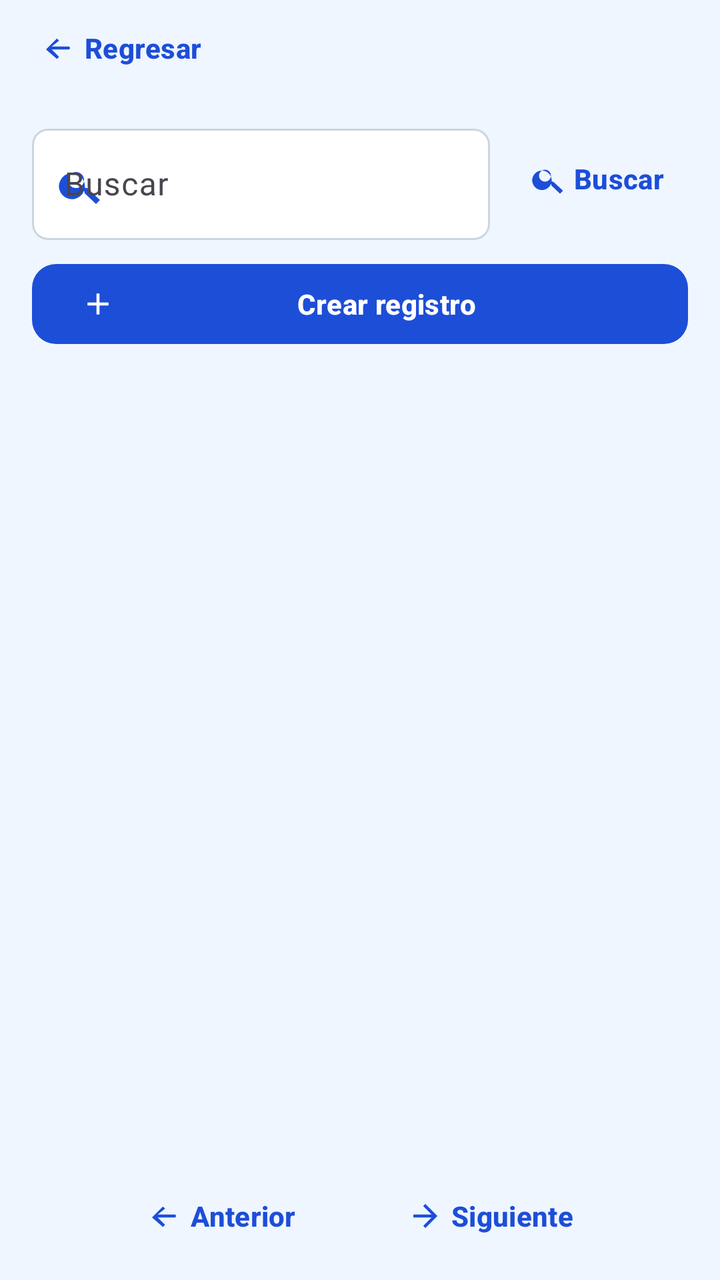
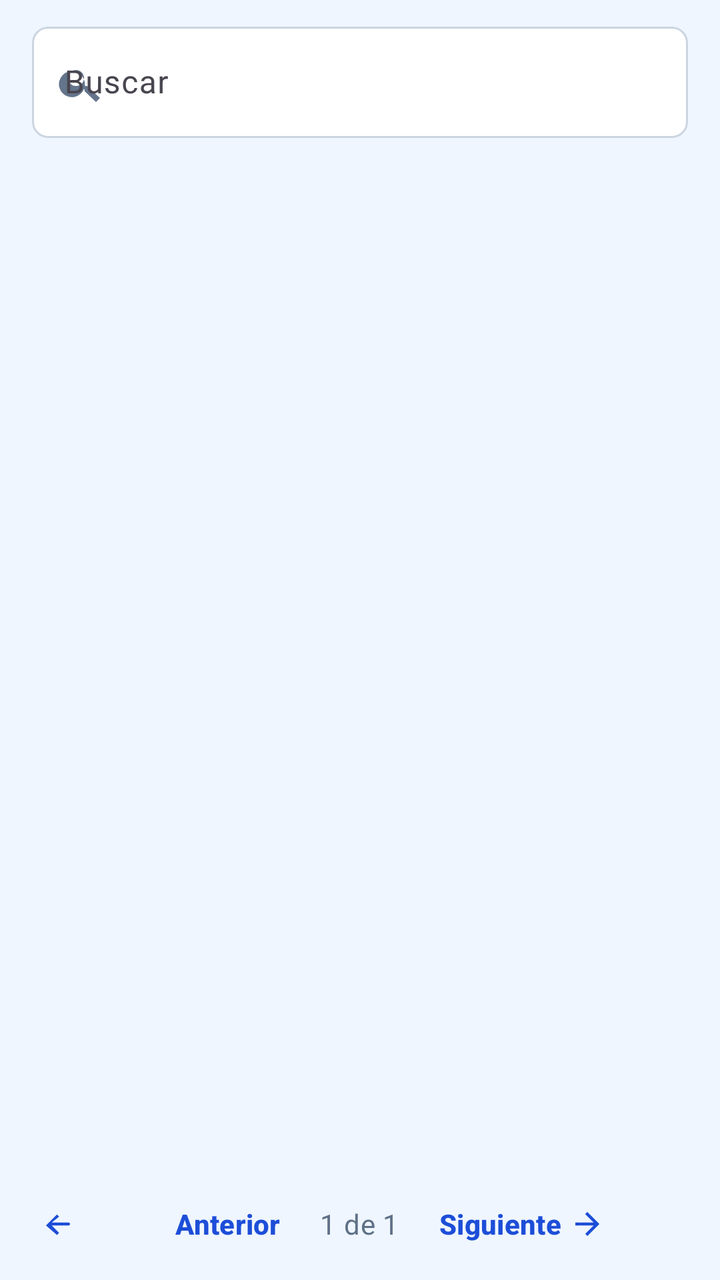

The first picture is an Android layout as it rendered before a commit; the second is the same layout after the commit. The layout source and the unified diff follow.
<!-- AndroidManifest.xml: application theme Theme.InchekyAndroid -->
<!-- res/layout/activity_resource.xml -->
<?xml version="1.0" encoding="utf-8"?>
<androidx.constraintlayout.widget.ConstraintLayout xmlns:android="http://schemas.android.com/apk/res/android"
    xmlns:app="http://schemas.android.com/apk/res-auto"
    android:id="@+id/resourceRoot"
    android:layout_width="match_parent"
    android:layout_height="match_parent"
    android:background="@color/auth_background">

    <com.google.android.material.button.MaterialButton
        android:id="@+id/btnResourceBack"
        style="@style/Widget.Material3.Button.TextButton"
        android:layout_width="wrap_content"
        android:layout_height="wrap_content"
        android:layout_marginStart="8dp"
        android:contentDescription="@string/navigation_back"
        android:text="@string/navigation_back"
        android:textAllCaps="false"
        android:textColor="@color/auth_primary"
        app:icon="@drawable/ic_arrow_back"
        app:iconTint="@color/auth_primary"
        app:layout_constraintStart_toStartOf="parent"
        app:layout_constraintTop_toTopOf="parent" />

    <TextView
        android:id="@+id/tvResourceTitle"
        android:layout_width="0dp"
        android:layout_height="wrap_content"
        android:paddingStart="8dp"
        android:paddingTop="16dp"
        android:paddingEnd="16dp"
        android:paddingBottom="16dp"
        android:textColor="@color/auth_ink"
        android:textSize="20sp"
        android:textStyle="bold"
        app:layout_constraintEnd_toEndOf="parent"
        app:layout_constraintStart_toEndOf="@id/btnResourceBack"
        app:layout_constraintTop_toTopOf="parent" />

    <LinearLayout
        android:id="@+id/searchControls"
        android:layout_width="0dp"
        android:layout_height="wrap_content"
        android:gravity="center_vertical"
        android:orientation="horizontal"
        android:paddingStart="16dp"
        android:paddingEnd="16dp"
        app:layout_constraintEnd_toEndOf="parent"
        app:layout_constraintStart_toStartOf="parent"
        app:layout_constraintTop_toBottomOf="@id/tvResourceTitle">

        <com.google.android.material.textfield.TextInputLayout
            android:id="@+id/tilResourceQuery"
            android:layout_width="0dp"
            android:layout_height="wrap_content"
            android:layout_weight="1"
            android:hint="@string/resource_search"
            android:layout_marginEnd="8dp"
            app:boxBackgroundMode="outline"
            app:boxStrokeColor="@color/input_stroke"
            app:startIconDrawable="@drawable/ic_search"
            app:startIconTint="@color/auth_primary">

            <com.google.android.material.textfield.TextInputEditText
                android:id="@+id/etResourceQuery"
                android:layout_width="match_parent"
                android:layout_height="wrap_content"
                android:inputType="text"
                android:maxLines="1" />
        </com.google.android.material.textfield.TextInputLayout>

        <com.google.android.material.button.MaterialButton
            android:id="@+id/btnResourceSearch"
            style="@style/Widget.Material3.Button.TextButton"
            android:layout_width="wrap_content"
            android:layout_height="wrap_content"
            android:contentDescription="@string/resource_search_action"
            android:text="@string/resource_search_action"
            android:textAllCaps="false"
            app:icon="@drawable/ic_search"
            app:iconTint="@color/auth_primary" />
    </LinearLayout>

    <com.google.android.material.button.MaterialButton
        android:id="@+id/btnResourceCreate"
        android:layout_width="0dp"
        android:layout_height="wrap_content"
        android:layout_marginStart="16dp"
        android:layout_marginTop="8dp"
        android:layout_marginEnd="16dp"
        android:text="@string/resource_create"
        android:textAllCaps="false"
        app:backgroundTint="@color/auth_primary"
        app:cornerRadius="12dp"
        app:icon="@drawable/ic_add"
        app:iconTint="@color/white"
        app:layout_constraintEnd_toEndOf="parent"
        app:layout_constraintStart_toStartOf="parent"
        app:layout_constraintTop_toBottomOf="@id/searchControls" />

    <com.google.android.material.button.MaterialButton
        android:id="@+id/btnResourceImage"
        style="@style/Widget.Material3.Button.TextButton"
        android:layout_width="0dp"
        android:layout_height="wrap_content"
        android:layout_marginStart="16dp"
        android:layout_marginEnd="16dp"
        android:text="@string/resource_choose_image"
        android:textAllCaps="false"
        android:visibility="gone"
        app:icon="@drawable/ic_image"
        app:iconTint="@color/auth_primary"
        app:layout_constraintEnd_toEndOf="parent"
        app:layout_constraintStart_toStartOf="parent"
        app:layout_constraintTop_toBottomOf="@id/btnResourceCreate" />

    <ScrollView
        android:id="@+id/resourceScroll"
        android:layout_width="0dp"
        android:layout_height="0dp"
        android:fillViewport="true"
        android:padding="16dp"
        app:layout_constraintBottom_toTopOf="@id/resourcePager"
        app:layout_constraintEnd_toEndOf="parent"
        app:layout_constraintStart_toStartOf="parent"
        app:layout_constraintTop_toBottomOf="@id/btnResourceImage">

        <LinearLayout
            android:id="@+id/resourceRecords"
            android:layout_width="match_parent"
            android:layout_height="wrap_content"
            android:orientation="vertical" />
    </ScrollView>

    <LinearLayout
        android:id="@+id/resourcePager"
        android:layout_width="0dp"
        android:layout_height="wrap_content"
        android:gravity="center"
        android:orientation="horizontal"
        android:padding="8dp"
        app:layout_constraintBottom_toBottomOf="parent"
        app:layout_constraintEnd_toEndOf="parent"
        app:layout_constraintStart_toStartOf="parent">

        <com.google.android.material.button.MaterialButton
            android:id="@+id/btnPreviousPage"
            style="@style/Widget.Material3.Button.TextButton"
            android:layout_width="wrap_content"
            android:layout_height="wrap_content"
            android:text="@string/resource_previous"
            android:textAllCaps="false"
            app:icon="@drawable/ic_arrow_back"
            app:iconTint="@color/auth_primary" />

        <TextView
            android:id="@+id/tvPageNumber"
            android:layout_width="wrap_content"
            android:layout_height="wrap_content"
            android:paddingStart="16dp"
            android:paddingEnd="16dp"
            android:textColor="@color/auth_ink" />

        <com.google.android.material.button.MaterialButton
            android:id="@+id/btnNextPage"
            style="@style/Widget.Material3.Button.TextButton"
            android:layout_width="wrap_content"
            android:layout_height="wrap_content"
            android:text="@string/resource_next"
            android:textAllCaps="false"
            app:icon="@drawable/ic_arrow_forward"
            app:iconTint="@color/auth_primary" />
    </LinearLayout>
</androidx.constraintlayout.widget.ConstraintLayout>
<!-- resources referenced by this layout -->
<resources>
  <color name="auth_background">@color/soft</color>
  <color name="auth_ink">@color/ink</color>
  <color name="auth_primary">@color/accent</color>
  <color name="white">#FFFFFFFF</color>
  <!-- drawable ic_add (drawable) -->
  <vector xmlns:android="http://schemas.android.com/apk/res/android"
      android:width="24dp"
      android:height="24dp"
      android:viewportWidth="24"
      android:viewportHeight="24">
      <path
          android:fillColor="#000000"
          android:pathData="M19,13h-6v6h-2v-6H5v-2h6V5h2v6h6z" />
  </vector>
  <!-- drawable ic_arrow_back (drawable) -->
  <vector xmlns:android="http://schemas.android.com/apk/res/android"
      android:width="24dp"
      android:height="24dp"
      android:viewportWidth="24"
      android:viewportHeight="24">
      <path
          android:fillColor="#000000"
          android:pathData="M20,12c0,0.55 -0.45,1 -1,1L7.83,13l4.88,4.88 -1.42,1.42L4,13l7.29,-7.29 1.42,1.42L7.83,11H19c0.55,0 1,0.45 1,1z" />
  </vector>
  <!-- drawable ic_arrow_forward (drawable) -->
  <vector xmlns:android="http://schemas.android.com/apk/res/android"
      android:width="24dp"
      android:height="24dp"
      android:viewportWidth="24"
      android:viewportHeight="24">
      <path
          android:fillColor="#000000"
          android:pathData="M12,4l-1.41,1.41L16.17,11H4v2h12.17l-5.58,5.59L12,20l8,-8z" />
  </vector>
  <!-- drawable ic_search (drawable) -->
  <vector xmlns:android="http://schemas.android.com/apk/res/android"
      android:width="24dp"
      android:height="24dp"
      android:viewportWidth="24"
      android:viewportHeight="24">
      <path
          android:fillColor="#000000"
          android:pathData="M15.5,14h-0.79l-0.28,-0.27A6.5,6.5 0,1 0,14 15.5l0.27,0.28v0.79L20,22l2,-2zM10,14a4,4 0,1 1,0 -8a4,4 0,0 1,0 8" />
  </vector>
  <string name="navigation_back">Regresar</string>
  <string name="resource_choose_image">Seleccionar imagen para el producto</string>
  <string name="resource_create">Crear registro</string>
  <string name="resource_next">Siguiente</string>
  <string name="resource_previous">Anterior</string>
  <string name="resource_search">Buscar</string>
  <string name="resource_search_action">Buscar</string>
  <style name="Theme.InchekyAndroid" parent="Base.Theme.InchekyAndroid" />
  <color name="soft">#EFF6FF</color>
  <color name="ink">#172554</color>
  <color name="accent">#1D4ED8</color>
  <color name="surface">#FFFFFF</color>
  <color name="line">#DBEAFE</color>
  <color name="danger">#B91C1C</color>
  <style name="Widget.Incheky.Button.Primary" parent="Widget.Material3.Button">
          <item name="android:minHeight">@dimen/touch_target_min</item>
          <item name="android:textColor">@color/white</item>
          <item name="android:textStyle">bold</item>
          <item name="android:textAllCaps">false</item>
          <item name="backgroundTint">@color/accent</item>
          <item name="cornerRadius">@dimen/button_corner_radius</item>
      </style>
  <dimen name="button_corner_radius">8dp</dimen>
  <color name="muted">#64748B</color>
  <dimen name="touch_target_min">48dp</dimen>
  <!-- unchanged entries left out for length: 3 -->
</resources>

<!-- the commit's change to res/layout/activity_resource.xml (unified diff, before → after) -->
@@ -4,121 +4,68 @@
     android:id="@+id/resourceRoot"
     android:layout_width="match_parent"
     android:layout_height="match_parent"
-    android:background="@color/auth_background">
-
-    <com.google.android.material.button.MaterialButton
-        android:id="@+id/btnResourceBack"
-        style="@style/Widget.Material3.Button.TextButton"
-        android:layout_width="wrap_content"
-        android:layout_height="wrap_content"
-        android:layout_marginStart="8dp"
-        android:contentDescription="@string/navigation_back"
-        android:text="@string/navigation_back"
-        android:textAllCaps="false"
-        android:textColor="@color/auth_primary"
-        app:icon="@drawable/ic_arrow_back"
-        app:iconTint="@color/auth_primary"
-        app:layout_constraintStart_toStartOf="parent"
-        app:layout_constraintTop_toTopOf="parent" />
-
-    <TextView
-        android:id="@+id/tvResourceTitle"
-        android:layout_width="0dp"
-        android:layout_height="wrap_content"
-        android:paddingStart="8dp"
-        android:paddingTop="16dp"
-        android:paddingEnd="16dp"
-        android:paddingBottom="16dp"
-        android:textColor="@color/auth_ink"
-        android:textSize="20sp"
-        android:textStyle="bold"
-        app:layout_constraintEnd_toEndOf="parent"
-        app:layout_constraintStart_toEndOf="@id/btnResourceBack"
-        app:layout_constraintTop_toTopOf="parent" />
+    android:background="@color/soft">
 
     <LinearLayout
         android:id="@+id/searchControls"
         android:layout_width="0dp"
         android:layout_height="wrap_content"
-        android:gravity="center_vertical"
-        android:orientation="horizontal"
-        android:paddingStart="16dp"
-        android:paddingEnd="16dp"
+        android:layout_marginStart="@dimen/screen_margin"
+        android:layout_marginTop="@dimen/space_2"
+        android:layout_marginEnd="@dimen/screen_margin"
+        android:orientation="vertical"
         app:layout_constraintEnd_toEndOf="parent"
         app:layout_constraintStart_toStartOf="parent"
-        app:layout_constraintTop_toBottomOf="@id/tvResourceTitle">
+        app:layout_constraintTop_toTopOf="parent">
 
         <com.google.android.material.textfield.TextInputLayout
             android:id="@+id/tilResourceQuery"
-            android:layout_width="0dp"
+            style="@style/Widget.Incheky.TextInputLayout"
+            android:layout_width="match_parent"
             android:layout_height="wrap_content"
-            android:layout_weight="1"
             android:hint="@string/resource_search"
-            android:layout_marginEnd="8dp"
             app:boxBackgroundMode="outline"
-            app:boxStrokeColor="@color/input_stroke"
+            app:endIconMode="clear_text"
+            app:endIconTint="@color/muted"
             app:startIconDrawable="@drawable/ic_search"
-            app:startIconTint="@color/auth_primary">
+            app:startIconTint="@color/muted">
 
             <com.google.android.material.textfield.TextInputEditText
                 android:id="@+id/etResourceQuery"
                 android:layout_width="match_parent"
                 android:layout_height="wrap_content"
+                android:imeOptions="actionSearch"
                 android:inputType="text"
                 android:maxLines="1" />
         </com.google.android.material.textfield.TextInputLayout>
-
-        <com.google.android.material.button.MaterialButton
-            android:id="@+id/btnResourceSearch"
-            style="@style/Widget.Material3.Button.TextButton"
-            android:layout_width="wrap_content"
-            android:layout_height="wrap_content"
-            android:contentDescription="@string/resource_search_action"
-            android:text="@string/resource_search_action"
-            android:textAllCaps="false"
-            app:icon="@drawable/ic_search"
-            app:iconTint="@color/auth_primary" />
     </LinearLayout>
 
     <com.google.android.material.button.MaterialButton
-        android:id="@+id/btnResourceCreate"
+        android:id="@+id/btnResourceImage"
+        style="@style/Widget.Incheky.Button.Secondary"
         android:layout_width="0dp"
         android:layout_height="wrap_content"
-        android:layout_marginStart="16dp"
-        android:layout_marginTop="8dp"
-        android:layout_marginEnd="16dp"
-        android:text="@string/resource_create"
-        android:textAllCaps="false"
-        app:backgroundTint="@color/auth_primary"
-        app:cornerRadius="12dp"
-        app:icon="@drawable/ic_add"
-        app:iconTint="@color/white"
+        android:layout_marginStart="@dimen/screen_margin"
+        android:layout_marginTop="@dimen/space_2"
+        android:layout_marginEnd="@dimen/screen_margin"
+        android:text="@string/resource_choose_image"
+        android:visibility="gone"
+        app:icon="@drawable/ic_image"
+        app:iconTint="@color/accent"
         app:layout_constraintEnd_toEndOf="parent"
         app:layout_constraintStart_toStartOf="parent"
         app:layout_constraintTop_toBottomOf="@id/searchControls" />
-
-    <com.google.android.material.button.MaterialButton
-        android:id="@+id/btnResourceImage"
-        style="@style/Widget.Material3.Button.TextButton"
-        android:layout_width="0dp"
-        android:layout_height="wrap_content"
-        android:layout_marginStart="16dp"
-        android:layout_marginEnd="16dp"
-        android:text="@string/resource_choose_image"
-        android:textAllCaps="false"
-        android:visibility="gone"
-        app:icon="@drawable/ic_image"
-        app:iconTint="@color/auth_primary"
-        app:layout_constraintEnd_toEndOf="parent"
-        app:layout_constraintStart_toStartOf="parent"
-        app:layout_constraintTop_toBottomOf="@id/btnResourceCreate" />
 
     <ScrollView
         android:id="@+id/resourceScroll"
         android:layout_width="0dp"
         android:layout_height="0dp"
+        android:clipToPadding="false"
         android:fillViewport="true"
-        android:padding="16dp"
+        android:paddingStart="@dimen/screen_margin"
+        android:paddingTop="@dimen/space_3"
+        android:paddingEnd="@dimen/screen_margin"
+        android:paddingBottom="@dimen/list_fab_clearance"
         app:layout_constraintBottom_toTopOf="@id/resourcePager"
         app:layout_constraintEnd_toEndOf="parent"
         app:layout_constraintStart_toStartOf="parent"
@@ -131,13 +78,43 @@
             android:orientation="vertical" />
     </ScrollView>
 
+    <ProgressBar
+        android:id="@+id/resourceLoading"
+        style="?android:attr/progressBarStyle"
+        android:layout_width="@dimen/space_6"
+        android:layout_height="@dimen/space_6"
+        android:indeterminateTint="@color/accent"
+        android:visibility="gone"
+        app:layout_constraintBottom_toBottomOf="@id/resourceScroll"
+        app:layout_constraintEnd_toEndOf="@id/resourceScroll"
+        app:layout_constraintStart_toStartOf="@id/resourceScroll"
+        app:layout_constraintTop_toTopOf="@id/resourceScroll" />
+
+    <com.google.android.material.floatingactionbutton.FloatingActionButton
+        android:id="@+id/btnResourceCreate"
+        android:layout_width="wrap_content"
+        android:layout_height="wrap_content"
+        android:layout_marginEnd="@dimen/screen_margin"
+        android:layout_marginBottom="@dimen/space_2"
+        android:contentDescription="@string/resource_create"
+        android:visibility="gone"
+        app:backgroundTint="@color/accent"
+        app:layout_constraintBottom_toTopOf="@id/resourcePager"
+        app:layout_constraintEnd_toEndOf="parent"
+        app:srcCompat="@drawable/ic_add"
+        app:tint="@color/white" />
+
     <LinearLayout
         android:id="@+id/resourcePager"
         android:layout_width="0dp"
         android:layout_height="wrap_content"
-        android:gravity="center"
+        android:background="@color/soft"
+        android:gravity="center_vertical"
         android:orientation="horizontal"
-        android:padding="8dp"
+        android:paddingStart="@dimen/space_2"
+        android:paddingTop="@dimen/space_1"
+        android:paddingEnd="@dimen/space_2"
+        android:paddingBottom="@dimen/space_1"
         app:layout_constraintBottom_toBottomOf="parent"
         app:layout_constraintEnd_toEndOf="parent"
         app:layout_constraintStart_toStartOf="parent">
@@ -145,29 +122,37 @@
         <com.google.android.material.button.MaterialButton
             android:id="@+id/btnPreviousPage"
             style="@style/Widget.Material3.Button.TextButton"
-            android:layout_width="wrap_content"
-            android:layout_height="wrap_content"
+            android:layout_width="0dp"
+            android:layout_height="@dimen/touch_target_min"
+            android:layout_weight="1"
+            android:gravity="end|center_vertical"
             android:text="@string/resource_previous"
             android:textAllCaps="false"
+            android:textColor="@color/pager_text_tint"
             app:icon="@drawable/ic_arrow_back"
-            app:iconTint="@color/auth_primary" />
+            app:iconTint="@color/pager_text_tint" />
 
         <TextView
             android:id="@+id/tvPageNumber"
+            style="@style/TextAppearance.Incheky.MutedOnSoft"
             android:layout_width="wrap_content"
             android:layout_height="wrap_content"
-            android:paddingStart="16dp"
-            android:paddingEnd="16dp"
-            android:textColor="@color/auth_ink" />
+            android:paddingStart="@dimen/space_2"
+            android:paddingEnd="@dimen/space_2"
+            android:text="@string/resource_page_default" />
 
         <com.google.android.material.button.MaterialButton
             android:id="@+id/btnNextPage"
             style="@style/Widget.Material3.Button.TextButton"
-            android:layout_width="wrap_content"
-            android:layout_height="wrap_content"
+            android:layout_width="0dp"
+            android:layout_height="@dimen/touch_target_min"
+            android:layout_weight="1"
+            android:gravity="start|center_vertical"
             android:text="@string/resource_next"
             android:textAllCaps="false"
+            android:textColor="@color/pager_text_tint"
             app:icon="@drawable/ic_arrow_forward"
-            app:iconTint="@color/auth_primary" />
+            app:iconGravity="textEnd"
+            app:iconTint="@color/pager_text_tint" />
     </LinearLayout>
 </androidx.constraintlayout.widget.ConstraintLayout>
<!-- resource entries referenced after the edit -->
@@ -1,9 +1,12 @@
 <!-- resources referenced by this layout -->
 <resources>
-  <color name="auth_background">@color/soft</color>
-  <color name="auth_ink">@color/ink</color>
-  <color name="auth_primary">@color/accent</color>
   <color name="white">#FFFFFFFF</color>
+  <dimen name="list_fab_clearance">96dp</dimen>
+  <dimen name="screen_margin">16dp</dimen>
+  <dimen name="space_1">4dp</dimen>
+  <dimen name="space_2">8dp</dimen>
+  <dimen name="space_3">12dp</dimen>
+  <dimen name="space_6">32dp</dimen>
   <!-- drawable ic_add (drawable) -->
   <vector xmlns:android="http://schemas.android.com/apk/res/android"
       android:width="24dp"
@@ -44,14 +47,23 @@
           android:fillColor="#000000"
           android:pathData="M15.5,14h-0.79l-0.28,-0.27A6.5,6.5 0,1 0,14 15.5l0.27,0.28v0.79L20,22l2,-2zM10,14a4,4 0,1 1,0 -8a4,4 0,0 1,0 8" />
   </vector>
-  <string name="navigation_back">Regresar</string>
   <string name="resource_choose_image">Seleccionar imagen para el producto</string>
   <string name="resource_create">Crear registro</string>
   <string name="resource_next">Siguiente</string>
+  <string name="resource_page_default">1 de 1</string>
   <string name="resource_previous">Anterior</string>
   <string name="resource_search">Buscar</string>
-  <string name="resource_search_action">Buscar</string>
+  <style name="TextAppearance.Incheky.MutedOnSoft" parent="TextAppearance.Material3.BodyMedium">
+          <item name="android:textColor">@color/muted_on_soft</item>
+      </style>
+  <style name="Widget.Incheky.Button.Secondary" parent="Widget.Material3.Button.OutlinedButton">
+          <item name="android:minHeight">@dimen/touch_target_min</item>
+          <item name="android:textColor">@color/accent</item>
+          <item name="strokeColor">@color/accent</item>
+          <item name="cornerRadius">@dimen/button_corner_radius</item>
+      </style>
   <style name="Theme.InchekyAndroid" parent="Base.Theme.InchekyAndroid" />
+  <color name="muted_on_soft">#5F7187</color>
   <color name="soft">#EFF6FF</color>
   <color name="ink">#172554</color>
   <color name="accent">#1D4ED8</color>
